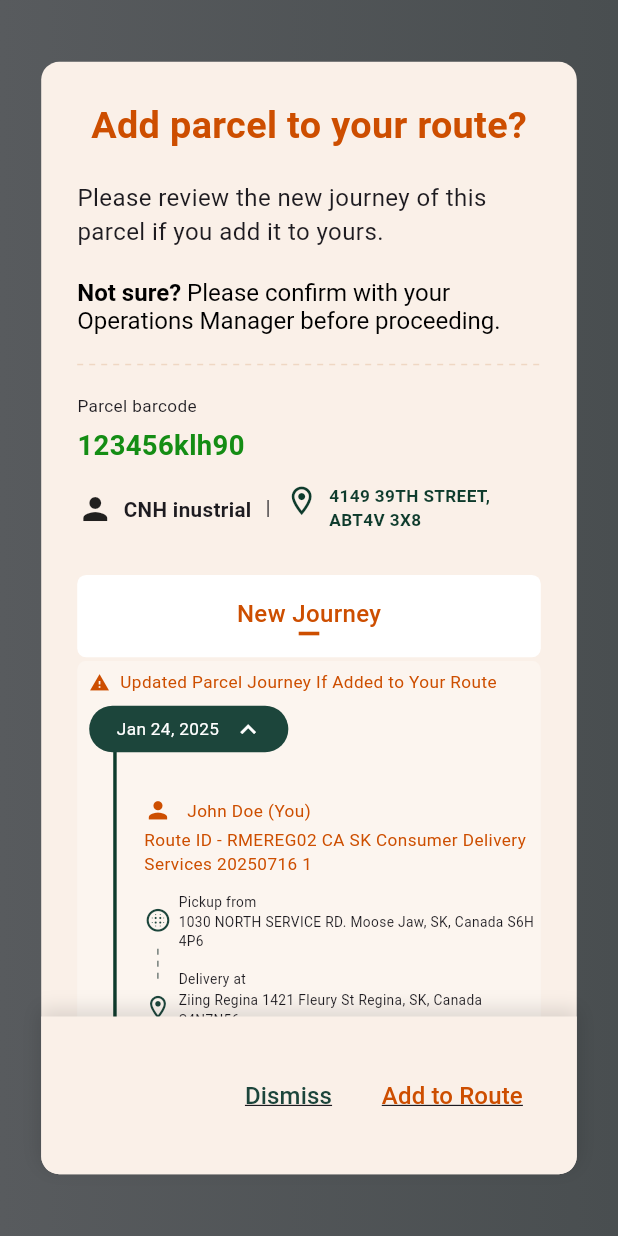
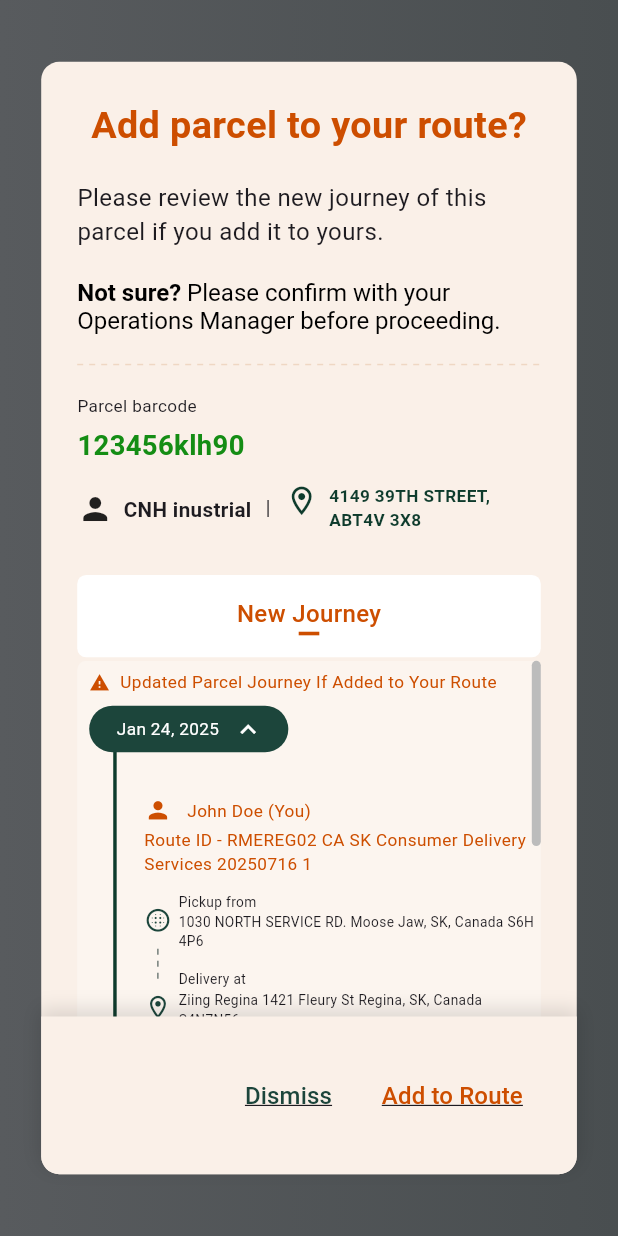
Before and after one commit to Dhirajkawalkar/dhiraj_flutter_learnings, a Flutter app: the PopupScreen screen opened directly, on a phone screen of 412 x 824 dp. Run offline on Flutter 3.47's test engine with Material 3 defaults, Android fonts, the phone set to English and light mode, and no system bars; drawn by our look-alikes of dotted_line; our stand-ins replace flutter_screenutil, flutter_svg, timelines_plus; missing offline and left inert: dash.

Commit message:
Changes made

```diff
--- a/lib/Popup dialouge/list_widgets.dart
+++ b/lib/Popup dialouge/list_widgets.dart
@@ -30,7 +30,7 @@ class TimelineItemWidget extends StatelessWidget {
                       Column(
                         children: [
                           Container(
-                            height: 200.h,
+                            height: isExpanded ? 200.h : 50.h,
                             width: 2.w,
                             color: Color(0xFF0E3B2C),
                           )
@@ -45,11 +45,16 @@ class TimelineItemWidget extends StatelessWidget {
               ],
             ),
             Expanded(
-              child: Column(
+              child: isExpanded ? Column(
                 crossAxisAlignment: CrossAxisAlignment.start,
+
                 children:  [
                   NewDateButton(),
                   InsideInfo()
+                ],
+              ): Column(
+                children:  [
+                  NewDateButton(),
                 ],
               ),
             )
--- a/lib/Popup dialouge/popup_screen.dart
+++ b/lib/Popup dialouge/popup_screen.dart
@@ -16,6 +16,15 @@ class PopupScreen extends StatefulWidget {
 }
 
 class _PopupScreenState extends State<PopupScreen> {
+
+  final ScrollController _scrollController = ScrollController();
+
+  @override
+  void dispose() {
+    _scrollController.dispose();
+    super.dispose();
+  }
+
   bool isExpanded = false;
 
   @override
@@ -155,6 +164,8 @@ class _PopupScreenState extends State<PopupScreen> {
 
                           SizedBox(height: 24.h,),
 
+
+                          //New journey white container
                           Container(
                             height: 46.h,
                             width: 280.w,
@@ -209,56 +220,111 @@ class _PopupScreenState extends State<PopupScreen> {
                           SizedBox(height: 2.h,),
 
                           Expanded(
+                            child: Scrollbar(
+                              controller: _scrollController,
+                              thumbVisibility: true,
+                              thickness: 6.0,
+                              radius: Radius.circular(4),
                               child: SingleChildScrollView(
+                                controller: _scrollController,
                                 child: Column(
                                   children: [
                                     Container(
                                       padding: EdgeInsets.only(left: 8, top: 6),
-                                    height: 900.h,
                                       width: double.infinity,
                                       decoration: BoxDecoration(
                                         color: Color(0x4DFFFFFF),
                                         borderRadius: BorderRadius.circular(6),
                                       ),
-
                                       child: Column(
                                         crossAxisAlignment: CrossAxisAlignment.start,
                                         children: [
                                           Row(
                                             children: [
-                                            Icon(Icons.warning, color: Color(0xffCD4E00), size: 12.sp,),
-
-                                            SizedBox(width: 6.w,),
-
-                                            Text("Updated Parcel Journey If Added to Your Route", style: TextStyle(fontSize: 10.sp, color: Color(0xffCD4E00),fontStyle: FontStyle.normal, fontWeight: FontWeight.w400, letterSpacing: 0.25.sp),),
-
-                                            SizedBox(height: 6.64.h,),
+                                              Icon(Icons.warning, color: Color(0xffCD4E00), size: 12.sp),
+                                              SizedBox(width: 6.w),
+                                              Text(
+                                                "Updated Parcel Journey If Added to Your Route",
+                                                style: TextStyle(
+                                                  fontSize: 10.sp,
+                                                  color: Color(0xffCD4E00),
+                                                  fontStyle: FontStyle.normal,
+                                                  fontWeight: FontWeight.w400,
+                                                  letterSpacing: 0.25.sp,
+                                                ),
+                                              ),
                                             ],
                                           ),
+                                          SizedBox(height: 6.64.h),
 
-
-
-                                        SizedBox(height: 6.64.h,),
-
-                                      Expanded(
-                                        child: Column(
-                                          children: [
+                                          // 🟢 Timeline items
                                           TimelineItemWidget(),
                                           TimelineItemWidget(),
-                                          ],
-                                        )
-                                      ),
+                                          TimelineItemWidget(),
 
-
-
+                                          SizedBox(height: 20.h),
                                         ],
                                       ),
-
                                     ),
                                   ],
                                 ),
                               ),
                             ),
+                          )
+
+
+                          //Old working
+                          // Expanded(
+                          //   child: SingleChildScrollView(
+                          //     child: Column(
+                          //       children: [
+                          //         Container(
+                          //           padding: EdgeInsets.only(left: 8, top: 6),
+                          //           height: 900.h,
+                          //           width: double.infinity,
+                          //           decoration: BoxDecoration(
+                          //             color: Color(0x4DFFFFFF),
+                          //             borderRadius: BorderRadius.circular(6),
+                          //           ),
+                          //
+                          //           child: Column(
+                          //             crossAxisAlignment: CrossAxisAlignment.start,
+                          //             children: [
+                          //               Row(
+                          //                 children: [
+                          //                   Icon(Icons.warning, color: Color(0xffCD4E00), size: 12.sp,),
+                          //
+                          //                   SizedBox(width: 6.w,),
+                          //
+                          //                   Text("Updated Parcel Journey If Added to Your Route", style: TextStyle(fontSize: 10.sp, color: Color(0xffCD4E00),fontStyle: FontStyle.normal, fontWeight: FontWeight.w400, letterSpacing: 0.25.sp),),
+                          //
+                          //                   SizedBox(height: 6.64.h,),
+                          //                 ],
+                          //               ),
+                          //
+                          //
+                          //
+                          //               SizedBox(height: 6.64.h,),
+                          //
+                          //             Expanded(
+                          //               child: Column(
+                          //                 children: [
+                          //                   TimelineItemWidget(),
+                          //                   TimelineItemWidget(),
+                          //                 ],
+                          //               )
+                          //             ),
+                          //
+                          //
+                          //
+                          //             ],
+                          //           ),
+                          //
+                          //         ),
+                          //       ],
+                          //     ),
+                          //   ),
+                          // ),
 
                           // Padding(
                           //   padding:  EdgeInsets.only(top: 58.h, left: 32.w),
```
Lines whose indentation alone changed are shown as unchanged.
